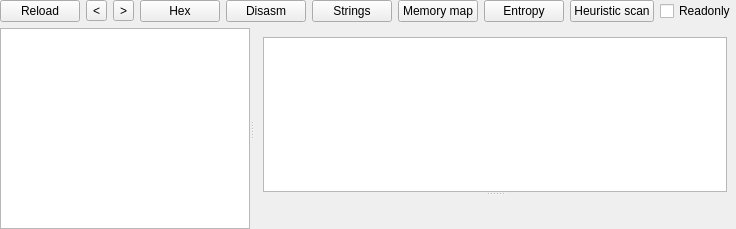
First picture: the form in MACH/machwidget.ui, repository horsicq/FormatWidgets, before the edit.
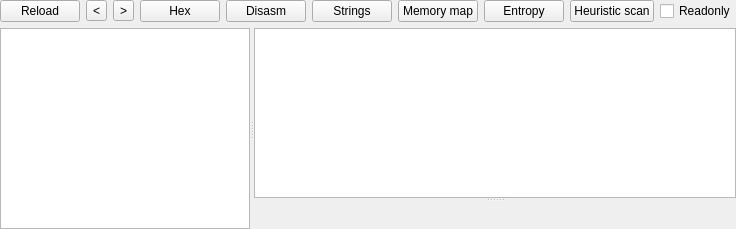
Second picture: the form after the edit. The open tabs and pages were chosen to show the change. Custom widgets are drawn as their Qt base class.

```diff
--- a/MACH/machwidget.ui
+++ b/MACH/machwidget.ui
@@ -1186,6 +1186,18 @@
       </widget>
       <widget class="QWidget" name="page_source_version">
        <layout class="QVBoxLayout" name="verticalLayout_22">
+        <property name="leftMargin">
+         <number>0</number>
+        </property>
+        <property name="topMargin">
+         <number>0</number>
+        </property>
+        <property name="rightMargin">
+         <number>0</number>
+        </property>
+        <property name="bottomMargin">
+         <number>0</number>
+        </property>
         <item>
          <widget class="QSplitter" name="splitter_15">
           <property name="orientation">
```
Left out of the diff: 144 changed lines with no effect on the pictures.
